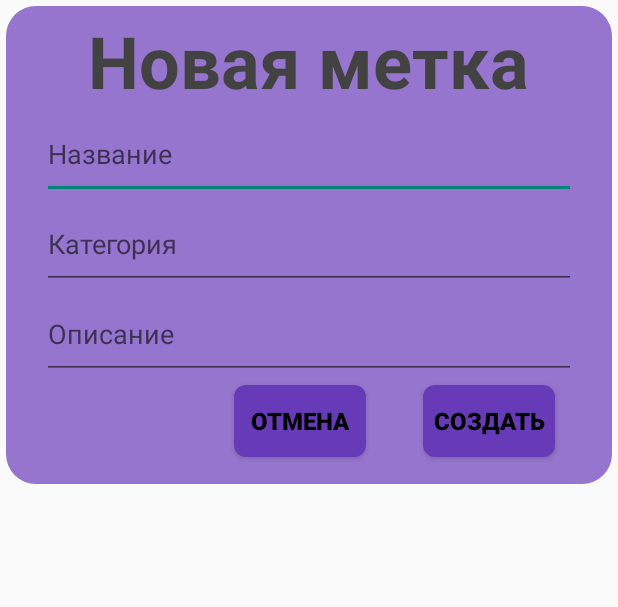
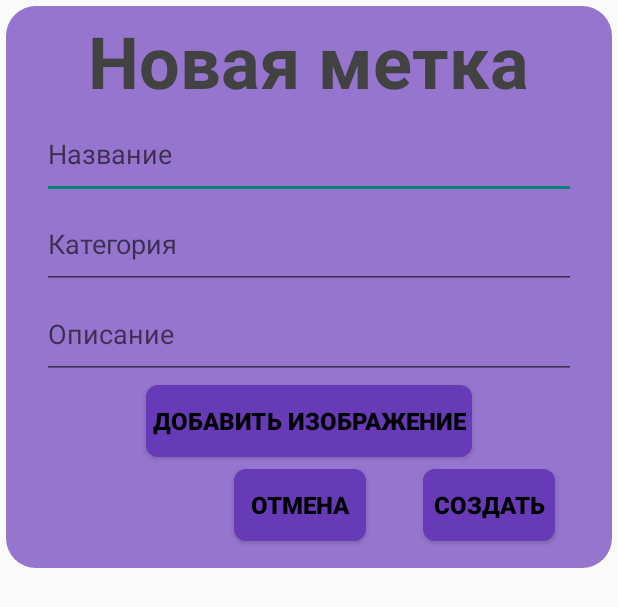
Before and after one commit to IlyaKrn/SmartArzamas, an Android app: the layout dialog_add_locate.xml on its own in the app's theme, with its tools: preview values and no code run, on a phone screen of 412 x 824 dp. Shown: the top 607 px of the screen. Run offline under Robolectric (Android 15) with nearby library versions, the phone set to English and light mode, and no system bars.

Commit message:
изображение метки в бд

```diff
--- a/app/src/main/java/com/example/smartarzamas/ui/hubnavigation/map/MapFragment.java
+++ b/app/src/main/java/com/example/smartarzamas/ui/hubnavigation/map/MapFragment.java
@@ -27,6 +27,8 @@ import com.google.android.gms.maps.CameraUpdateFactory;
 import com.google.android.gms.maps.GoogleMap;
 import com.google.android.gms.maps.OnMapReadyCallback;
 import com.google.android.gms.maps.SupportMapFragment;
+import com.google.android.gms.maps.model.BitmapDescriptor;
+import com.google.android.gms.maps.model.BitmapDescriptorFactory;
 import com.google.android.gms.maps.model.LatLng;
 import com.google.android.gms.maps.model.MarkerOptions;
 import com.google.android.material.floatingactionbutton.FloatingActionButton;
@@ -132,7 +134,7 @@ public class MapFragment extends HubNavigationCommon implements OnMapReadyCallba
             googleMap.clear();
             for (Locate l : locateList){
                 if (googleMap != null) {
-                    googleMap.addMarker(new MarkerOptions().title(l.name).position(l.getLocate()));
+                    googleMap.addMarker(new MarkerOptions().title(l.name).snippet(l.description).position(l.getLocate()));
                 }
             }
         }
--- a/app/src/main/res/layout/dialog_add_locate.xml
+++ b/app/src/main/res/layout/dialog_add_locate.xml
@@ -64,6 +64,38 @@
                     android:visibility="gone"
                     android:textColor="@color/design_default_color_error" />
 
+                <LinearLayout
+                    android:visibility="gone"
+                    android:id="@+id/iv"
+                    android:layout_width="match_parent"
+                    android:layout_height="@dimen/dialog_width"
+                    android:layout_marginHorizontal="20sp"
+                    android:orientation="vertical">
+
+                    <ImageView
+                        android:id="@+id/icon"
+                        android:layout_width="match_parent"
+                        android:layout_height="match_parent"
+                        android:scaleType="fitCenter"
+                        android:src="@drawable/ic_launcher_background"
+                        android:visibility="visible" />
+                    <ProgressBar
+                        android:layout_width="match_parent"
+                        android:layout_height="match_parent"
+                        android:visibility="gone"
+                        android:id="@+id/progress"/>
+
+                </LinearLayout>
+
+
+                <Button
+                    android:id="@+id/bt_set_icon"
+                    android:layout_width="wrap_content"
+                    android:layout_height="wrap_content"
+                    android:text="@string/set_icon"
+                    android:layout_gravity="center"
+                    style="@style/default_button"/>
+
             </LinearLayout>
 
             <LinearLayout
--- a/app/src/main/res/values/strings.xml
+++ b/app/src/main/res/values/strings.xml
@@ -89,5 +89,6 @@
     <string name="title_notifications">Notifications</string>
     <string name="all_uses">Все пользователи</string>
     <string name="enter_locate_name">Введите название</string>
+    <string name="set_icon">Добавить изображение</string>
 
 </resources>
```
Also changed, not shown: app/src/main/java/com/example/smartarzamas/ui/DialogAddLocate.java (+48 -2 lines).
